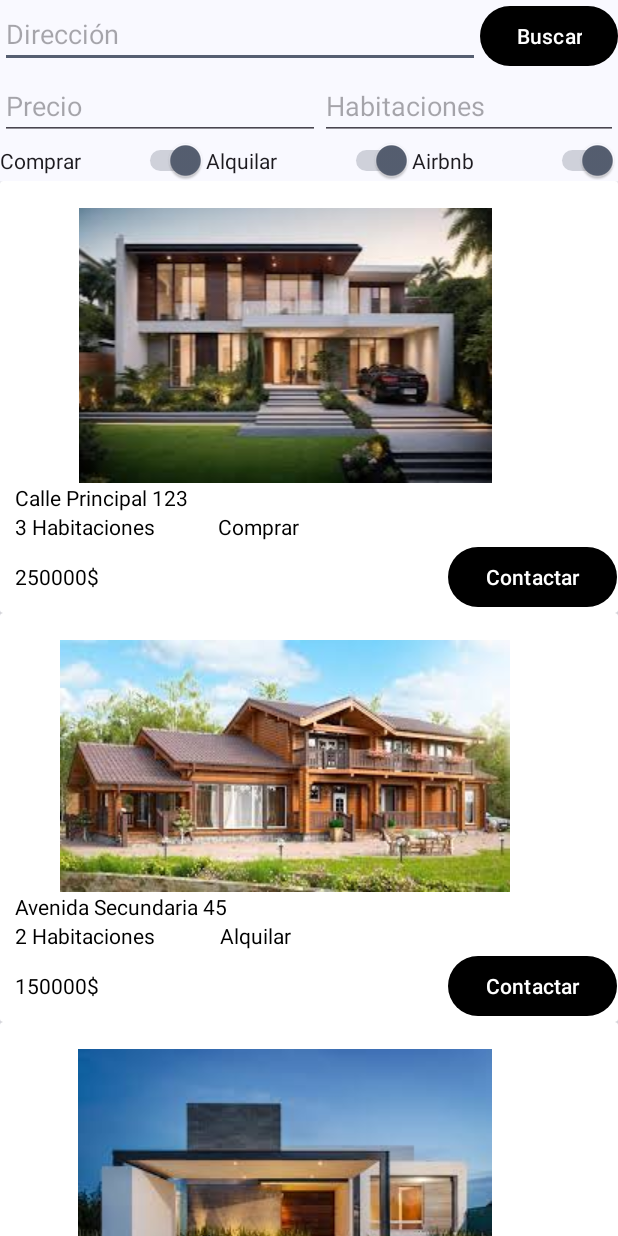
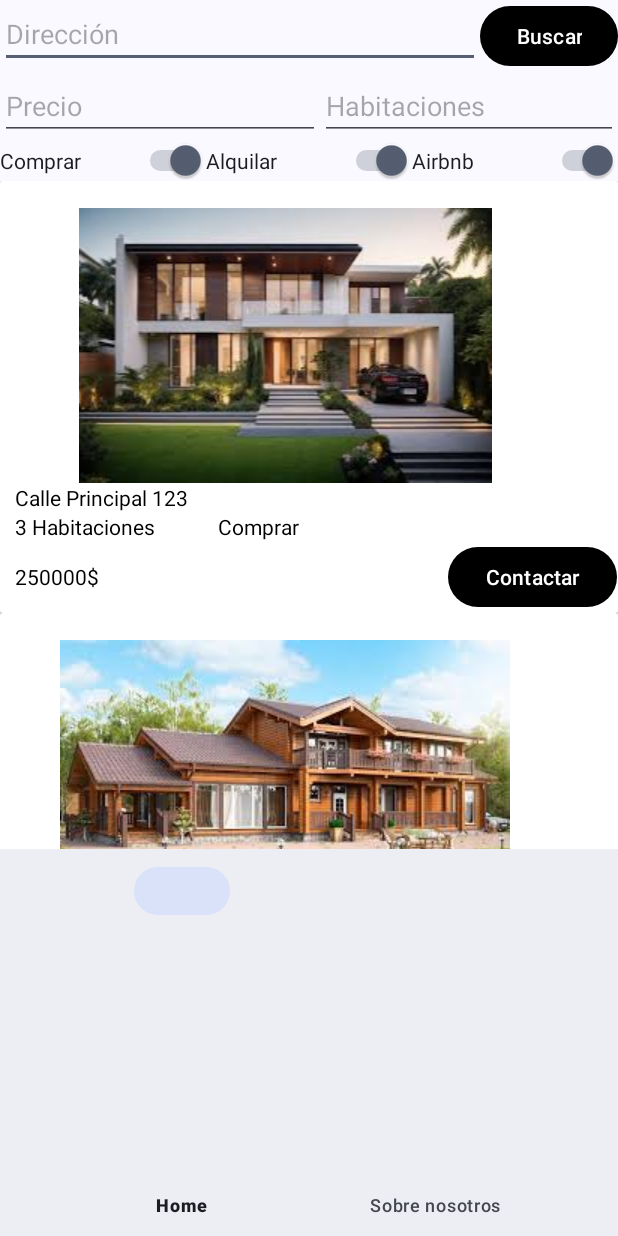
Before and after one commit to XanCort/FinalUnidad3, an Android app: the screen it shows after launch (MainActivity), on a phone screen of 412 x 824 dp. Run offline under Robolectric (Android 15) with nearby library versions, the phone set to English and light mode, and no system bars.

Commit message:
Agregado el menu

```diff
--- a/app/src/main/res/layout/activity_main.xml
+++ b/app/src/main/res/layout/activity_main.xml
@@ -96,7 +96,14 @@
             android:id="@+id/fragmentContainerListaCasas"
             android:name="com.example.finalunidad3.FragmentListaCasa"
             android:layout_width="match_parent"
-            android:layout_height="wrap_content" />
+            android:layout_height="445dp" />
+
+        <com.google.android.material.bottomnavigation.BottomNavigationView
+            android:id="@+id/navigationBar"
+            android:layout_width="match_parent"
+            android:layout_height="match_parent"
+            android:visibility="visible"
+            app:menu="@menu/menuopciones" />
 
     </LinearLayout>
 
--- /dev/null
+++ b/app/src/main/res/menu/menuopciones.xml
@@ -0,0 +1,6 @@
+<?xml version="1.0" encoding="utf-8"?>
+<menu xmlns:android="http://schemas.android.com/apk/res/android">
+
+    <item android:title="Home" />
+    <item android:title="Sobre nosotros" />
+</menu>
```
Also changed, not shown: app/src/main/java/com/example/finalunidad3/FragmentMasinformacion.java (added, +64 -0 lines), app/src/main/res/layout/fragment_masinformacion.xml (added, +15 -0 lines).
